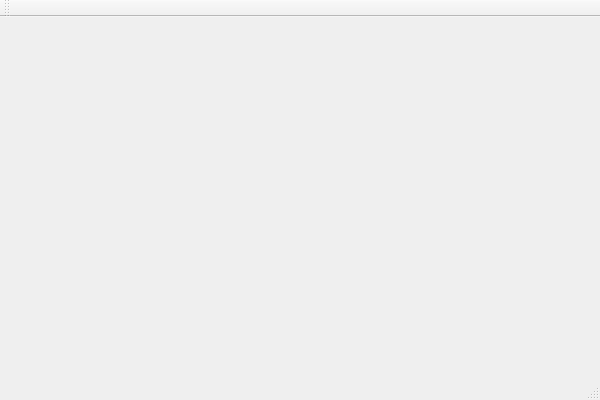
Dextryy/TextFileIndexer, file src/mainwindow.ui: the form before one commit.
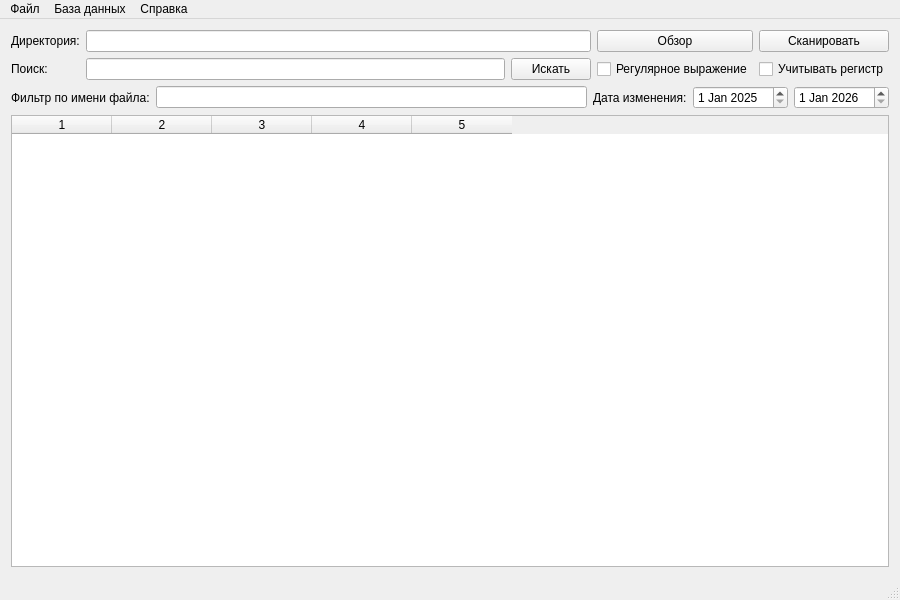
The form after the commit.

Commit message: Создание GUI

What changed in the file:
```diff
--- a/src/mainwindow.ui
+++ b/src/mainwindow.ui
@@ -6,31 +6,233 @@
    <rect>
     <x>0</x>
     <y>0</y>
-    <width>600</width>
-    <height>400</height>
+    <width>900</width>
+    <height>600</height>
    </rect>
   </property>
+  <property name="minimumSize">
+   <size>
+    <width>900</width>
+    <height>600</height>
+   </size>
+  </property>
   <property name="windowTitle">
    <string>MainWindow</string>
   </property>
-  <widget class="QWidget" name="centralWidget"/>
+  <widget class="QWidget" name="centralWidget">
+   <layout class="QVBoxLayout" name="verticalLayout">
+    <item>
+     <layout class="QGridLayout" name="gridLayout_3">
+      <item row="2" column="0">
+       <widget class="QLabel" name="label_2">
+        <property name="font">
+         <font/>
+        </property>
+        <property name="text">
+         <string>Поиск:</string>
+        </property>
+       </widget>
+      </item>
+      <item row="2" column="4">
+       <widget class="QCheckBox" name="checkBoxCase">
+        <property name="font">
+         <font/>
+        </property>
+        <property name="text">
+         <string>Учитывать регистр</string>
+        </property>
+       </widget>
+      </item>
+      <item row="1" column="1" colspan="2">
+       <widget class="QLineEdit" name="lineEditDirectory">
+        <property name="font">
+         <font/>
+        </property>
+       </widget>
+      </item>
+      <item row="1" column="3">
+       <widget class="QPushButton" name="pushButtonBrowse">
+        <property name="font">
+         <font/>
+        </property>
+        <property name="text">
+         <string>Обзор</string>
+        </property>
+       </widget>
+      </item>
+      <item row="2" column="3">
+       <widget class="QCheckBox" name="checkBoxRegex">
+        <property name="font">
+         <font/>
+        </property>
+        <property name="text">
+         <string>Регулярное выражение</string>
+        </property>
+       </widget>
+      </item>
+      <item row="2" column="2">
+       <widget class="QPushButton" name="pushButtonSearch">
+        <property name="font">
+         <font/>
+        </property>
+        <property name="text">
+         <string>Искать</string>
+        </property>
+       </widget>
+      </item>
+      <item row="1" column="4">
+       <widget class="QPushButton" name="pushButtonScan">
+        <property name="font">
+         <font/>
+        </property>
+        <property name="text">
+         <string>Сканировать</string>
+        </property>
+       </widget>
+      </item>
+      <item row="2" column="1">
+       <widget class="QLineEdit" name="lineEditSearch">
+        <property name="font">
+         <font/>
+        </property>
+       </widget>
+      </item>
+      <item row="1" column="0">
+       <widget class="QLabel" name="label">
+        <property name="font">
+         <font/>
+        </property>
+        <property name="text">
+         <string>Директория:</string>
+        </property>
+       </widget>
+      </item>
+     </layout>
+    </item>
+    <item>
+     <layout class="QGridLayout" name="gridLayout">
+      <item row="0" column="0">
+       <widget class="QLabel" name="label_3">
+        <property name="font">
+         <font/>
+        </property>
+        <property name="text">
+         <string>Фильтр по имени файла:</string>
+        </property>
+       </widget>
+      </item>
+      <item row="0" column="2">
+       <widget class="QLabel" name="label_4">
+        <property name="font">
+         <font/>
+        </property>
+        <property name="text">
+         <string>Дата изменения:</string>
+        </property>
+       </widget>
+      </item>
+      <item row="0" column="3">
+       <widget class="QDateEdit" name="dateEditFrom">
+        <property name="font">
+         <font/>
+        </property>
+        <property name="date">
+         <date>
+          <year>2025</year>
+          <month>1</month>
+          <day>1</day>
+         </date>
+        </property>
+       </widget>
+      </item>
+      <item row="0" column="1">
+       <widget class="QLineEdit" name="lineEditFilter">
+        <property name="font">
+         <font/>
+        </property>
+       </widget>
+      </item>
+      <item row="0" column="4">
+       <widget class="QDateEdit" name="dateEditTo">
+        <property name="font">
+         <font/>
+        </property>
+        <property name="date">
+         <date>
+          <year>2026</year>
+          <month>1</month>
+          <day>1</day>
+         </date>
+        </property>
+       </widget>
+      </item>
+     </layout>
+    </item>
+    <item>
+     <widget class="QTableWidget" name="tableWidgetResults">
+      <property name="font">
+       <font/>
+      </property>
+      <property name="contextMenuPolicy">
+       <enum>Qt::CustomContextMenu</enum>
+      </property>
+      <property name="layoutDirection">
+       <enum>Qt::LeftToRight</enum>
+      </property>
+      <property name="autoFillBackground">
+       <bool>false</bool>
+      </property>
+      <property name="editTriggers">
+       <set>QAbstractItemView::NoEditTriggers</set>
+      </property>
+      <property name="selectionBehavior">
+       <enum>QAbstractItemView::SelectRows</enum>
+      </property>
+      <property name="columnCount">
+       <number>5</number>
+      </property>
+      <column/>
+      <column/>
+      <column/>
+      <column/>
+      <column/>
+     </widget>
+    </item>
+   </layout>
+  </widget>
   <widget class="QMenuBar" name="menuBar">
    <property name="geometry">
     <rect>
      <x>0</x>
      <y>0</y>
-     <width>600</width>
+     <width>900</width>
      <height>26</height>
     </rect>
    </property>
-  </widget>
-  <widget class="QToolBar" name="mainToolBar">
-   <attribute name="toolBarArea">
-    <enum>TopToolBarArea</enum>
-   </attribute>
-   <attribute name="toolBarBreak">
+   <property name="defaultUp">
     <bool>false</bool>
-   </attribute>
+   </property>
+   <widget class="QMenu" name="menu">
+    <property name="title">
+     <string>Файл</string>
+    </property>
+    <addaction name="actionExit"/>
+   </widget>
+   <widget class="QMenu" name="menu_2">
+    <property name="title">
+     <string>База данных</string>
+    </property>
+    <addaction name="actionClearIndex"/>
+   </widget>
+   <widget class="QMenu" name="menu_3">
+    <property name="title">
+     <string>Справка</string>
+    </property>
+    <addaction name="action_3"/>
+   </widget>
+   <addaction name="menu"/>
+   <addaction name="menu_2"/>
+   <addaction name="menu_3"/>
   </widget>
   <widget class="QStatusBar" name="statusBar"/>
  </widget>
```
Left out of the diff: 23 changed lines with no effect on the pictures.
